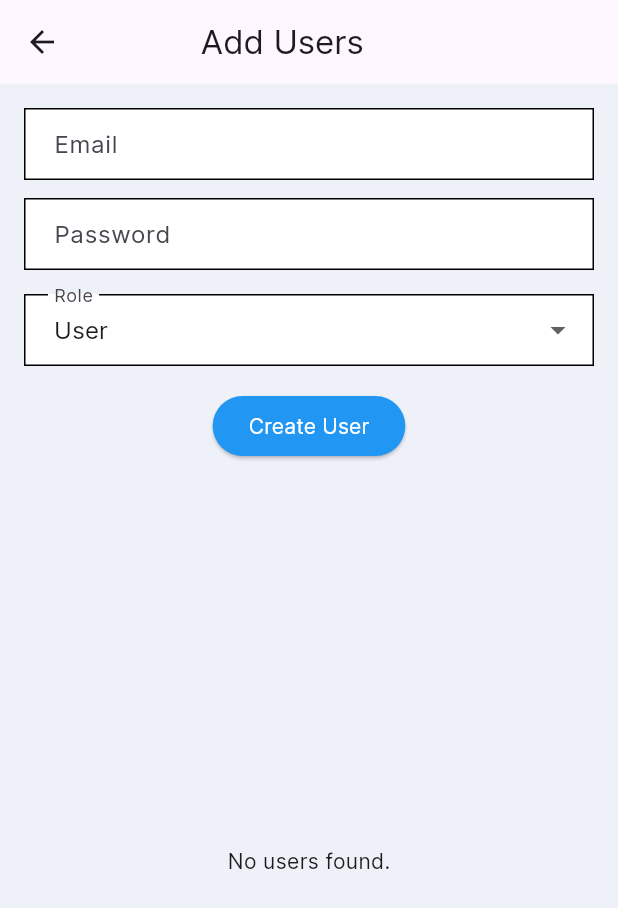
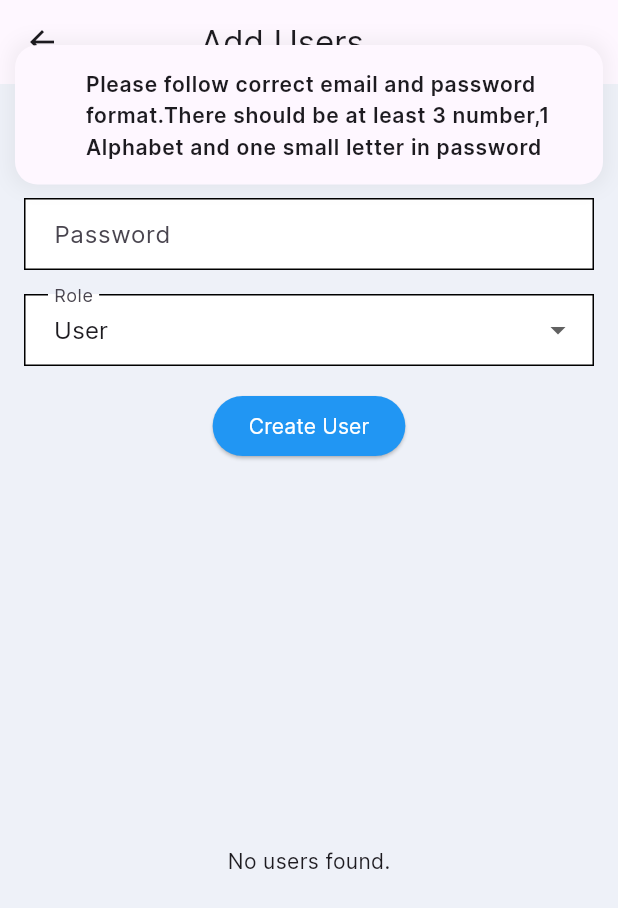
Before and after one commit to sayedulabrar/event-management-app, a Flutter app: the AddUsers screen opened by its route, after a tap on "Create User", on a phone screen of 412 x 824 dp. Shown: the top 908 px of the screen. Run offline on Flutter 3.47's test engine with Material 3 defaults, Android fonts, the phone set to English and light mode, and no system bars; drawn by our look-alikes of delightful_toast; our stand-ins replace cloud_firestore, firebase_auth, firebase_core, firebase_messaging, flutter_local_notifications, flutter_svg and 5 more; accounts and stored records are empty; key blocks and very long unbroken strings in the code were emptied for the run.

Commit message:
password validate during user create handled

```diff
--- a/lib/model/menu.dart
+++ b/lib/model/menu.dart
@@ -28,7 +28,7 @@ List<Menu> sidebarMenus = [
     ),
   ),
   Menu(
-    title: "Notifications",
+    title: "Reminders",
     rive: RiveModel(
       src: "assets/RiveAssets/icons.riv",
       artboard: "BELL",
--- a/lib/screens/add_user/add_users.dart
+++ b/lib/screens/add_user/add_users.dart
@@ -2,6 +2,8 @@ import 'package:flutter/material.dart';
 import 'package:get_it/get_it.dart';
 import 'package:cloud_firestore/cloud_firestore.dart';
 import 'package:firebase_auth/firebase_auth.dart';
+import 'package:rive_flutter/constants.dart';
+import 'package:rive_flutter/service/alert_service.dart';
 import 'package:rive_flutter/service/auth_service.dart';
 import 'package:rive_flutter/model/user.dart';
 
@@ -25,13 +27,14 @@ class _AddUsersState extends State<AddUsers> {
   final _roleController = TextEditingController();
   final FirebaseFirestore _firestore = FirebaseFirestore.instance;
   final FirebaseAuth _auth = FirebaseAuth.instance;
-
+  late AlertService _alertService;
   UserRole _selectedRole = UserRole.User;
 
   @override
   void initState() {
     super.initState();
     _authService = _getIt.get<AuthService>();
+    _alertService = _getIt.get<AlertService>();
   }
 
   Future<void> _signup(String email, String password, UserRole role) async {
@@ -109,8 +112,7 @@ class _AddUsersState extends State<AddUsers> {
             TextField(
               controller: _passwordController,
               decoration: InputDecoration(
-                hintText:
-                    "Password must have Capital,small letters and at least 3 numbers ",
+                hintText: "required Capital,small letters at least 3 numbers ",
                 labelText: 'Password',
                 border: OutlineInputBorder(
                   borderRadius: BorderRadius.circular(0),
@@ -174,7 +176,14 @@ class _AddUsersState extends State<AddUsers> {
               onPressed: () {
                 String email = _emailController.text;
                 String password = _passwordController.text;
-                _signup(email, password, _selectedRole);
+                if (EMAIL_VALIDATION_REGEX.hasMatch(password) &&
+                    PASSWORD_VALIDATION_REGEX.hasMatch(password)) {
+                  _signup(email, password, _selectedRole);
+                } else {
+                  _alertService.showToast(
+                      text:
+                          "Please follow correct email and password format.There should be at least 3 number,1 Alphabet and one small letter in password");
+                }
               },
               child: Text('Create User'),
             ),
--- a/lib/screens/notifications/notifications.dart
+++ b/lib/screens/notifications/notifications.dart
@@ -82,7 +82,7 @@ class _NotificationsState extends State<Notifications> {
   Widget build(BuildContext context) {
     return Scaffold(
       appBar: AppBar(
-        title: const Text("Reminders"),
+        title: const Text("          Reminders"),
       ),
       body: Center(
         child: Column(
--- a/lib/screens/onboding/components/sign_in_form.dart
+++ b/lib/screens/onboding/components/sign_in_form.dart
@@ -313,7 +313,7 @@ class _SignInButtonState extends State<SignInButton> {
               widget.onTap();
             },
             style: ElevatedButton.styleFrom(
-              backgroundColor: Colors.black,
+              backgroundColor: Colors.red.shade300,
               minimumSize: const Size(double.infinity, 56),
               shape: const RoundedRectangleBorder(
                 borderRadius: BorderRadius.only(
```
Also changed, not shown: lib/screens/onboding/components/sign_in_dialog.dart (+9 -10 lines), lib/screens/onboding/onboding_screen.dart (+1 -80 lines).
